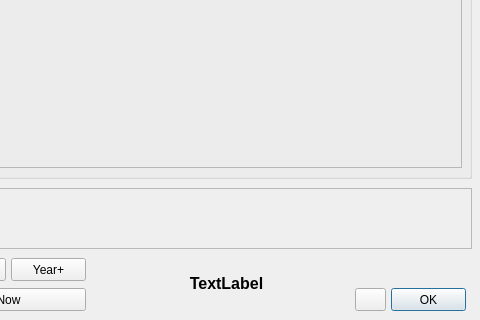
PavelMr/skytechx, file cdaynight.ui: the form before one commit; both pictures show x 399 to 879 and y 282 to 602 of the 879 by 602 pixel window.
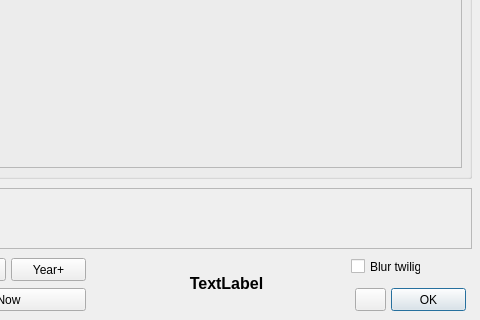
The form after the commit. Icons and pictures are not drawn.

```diff
--- a/cdaynight.ui
+++ b/cdaynight.ui
@@ -293,6 +293,19 @@
      <normaloff>:/res/set_map_time.png</normaloff>:/res/set_map_time.png</iconset>
    </property>
   </widget>
+  <widget class="QCheckBox" name="checkBox">
+   <property name="geometry">
+    <rect>
+     <x>750</x>
+     <y>540</y>
+     <width>70</width>
+     <height>17</height>
+    </rect>
+   </property>
+   <property name="text">
+    <string>Blur twilight</string>
+   </property>
+  </widget>
  </widget>
  <tabstops>
   <tabstop>pushButton</tabstop>
```
